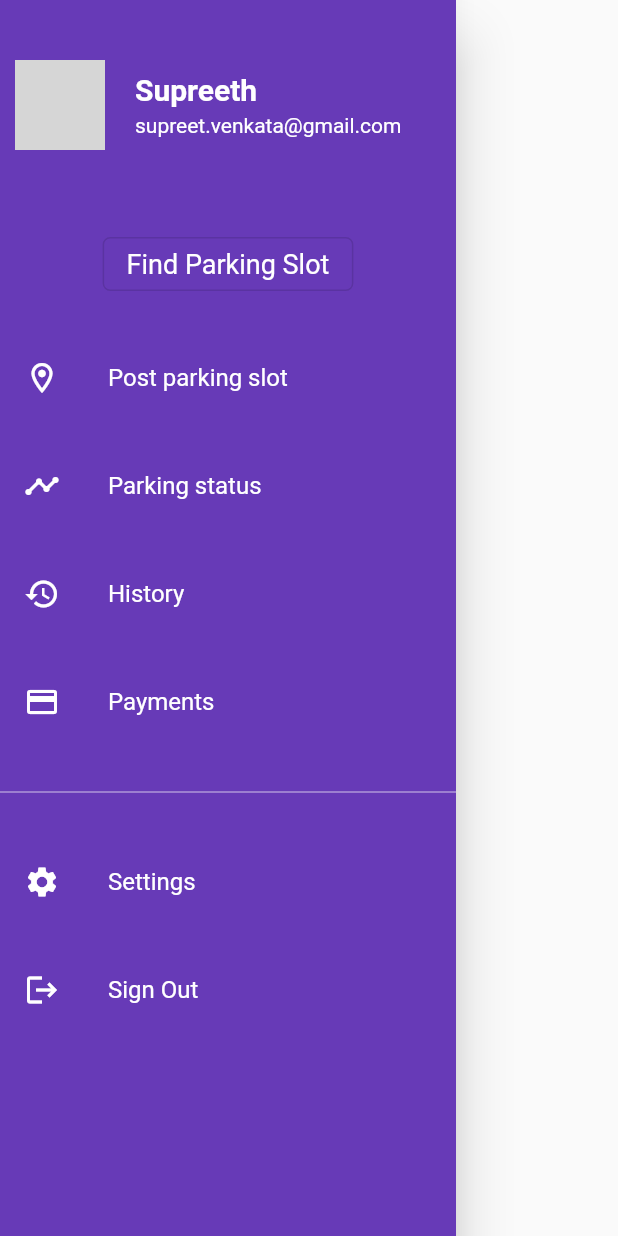
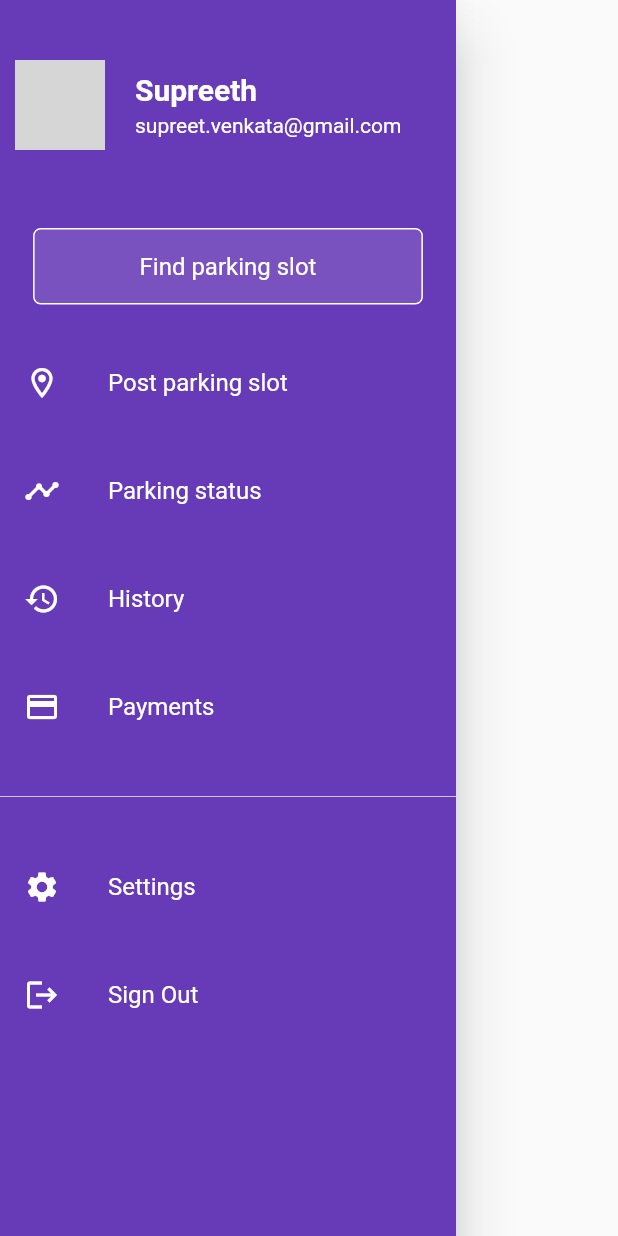
Before and after one commit to supreeth1816/ParkSpace, a Flutter app: the MyDrawer widget shown alone on an empty page, opened directly, on a phone screen of 412 x 824 dp. Run offline on Flutter 3.47's test engine with Material 2 defaults, Android fonts, the phone set to English and light mode, and no system bars; our stand-ins replace cloud_firestore, firebase_auth, firebase_core, geolocator, google_maps_flutter; accounts and stored records are empty; network calls fail; grey boxes are pictures that could not be loaded.

Commit message:
Updated widgets

```diff
--- a/lib/drawer.dart
+++ b/lib/drawer.dart
@@ -47,32 +47,59 @@
       );
 
   Widget buildSearchField() {
-    final color = Colors.white;
 
-    return Container(
-      padding: EdgeInsets.only(left: 40,right: 40),
 
-      child: OutlinedButton(
+    return GestureDetector(
+      child: Container(
+        padding: EdgeInsets.only(left: 70,right: 70, top: 15,bottom: 15),
 
-        onPressed: null,
-        style: ButtonStyle(
-          shape: MaterialStateProperty.all(
-              RoundedRectangleBorder(
-                  borderRadius: BorderRadius.circular(5.0),
+        decoration: BoxDecoration(
+          color: Colors.white12,
+          borderRadius: BorderRadius.all(
+            Radius.circular(5.0),
+          ),
+          border: Border.all(color: Colors.white, width: 1),
+        ),
 
-              ),
+        child: Text(
+          "Find parking slot",
+
+
+          style: TextStyle(
+            color: Colors.white,
+            fontSize: 16.0
+
           ),
         ),
-        child: const Text("Find Parking Slot",
-        style: TextStyle(
-          color: Colors.white,
-          fontWeight: FontWeight.w400,
-          fontSize: 18.0,
 
-        ),),
       ),
     );
   }
+
+
+
+  //
+      // OutlinedButton(
+      //
+      //   onPressed: null,
+      //   style: ButtonStyle(
+      //     shape: MaterialStateProperty.all(
+      //         RoundedRectangleBorder(
+      //             borderRadius: BorderRadius.circular(5.0),
+      //
+      //         ),
+      //     ),
+      //   ),
+      //   child: const Text("Find Parking Slot",
+      //   style: TextStyle(
+      //     color: Colors.white,
+      //     fontWeight: FontWeight.w400,
+      //     fontSize: 18.0,
+      //
+      //   ),),
+      // ),
+
+
 
 
 
```
